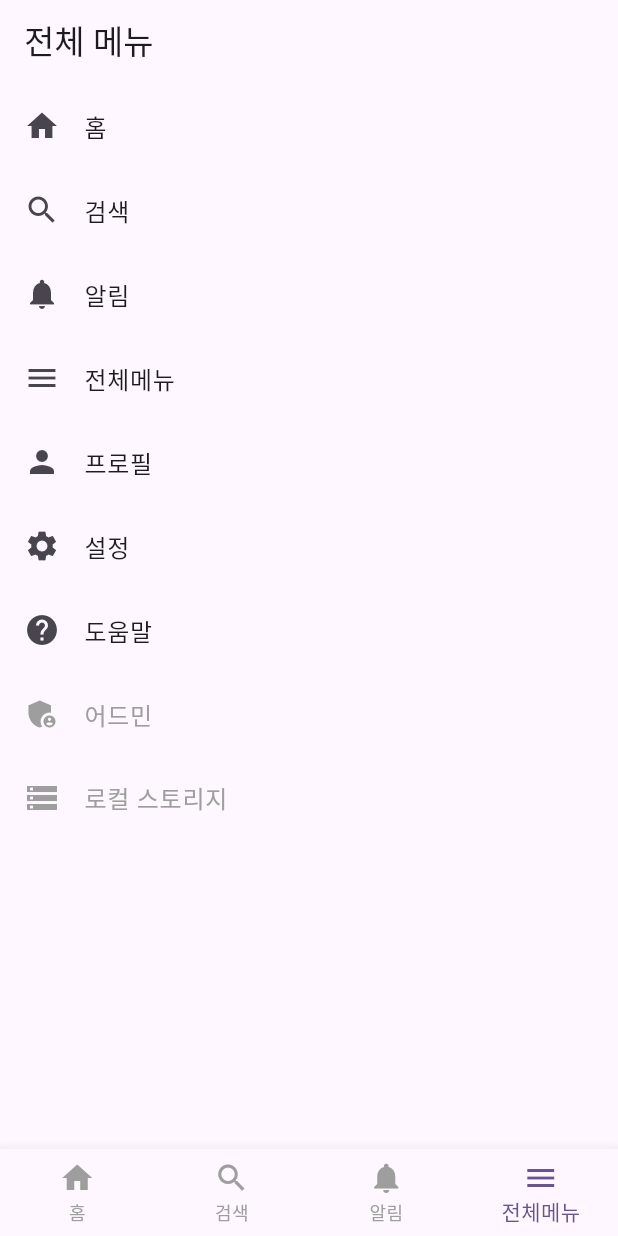
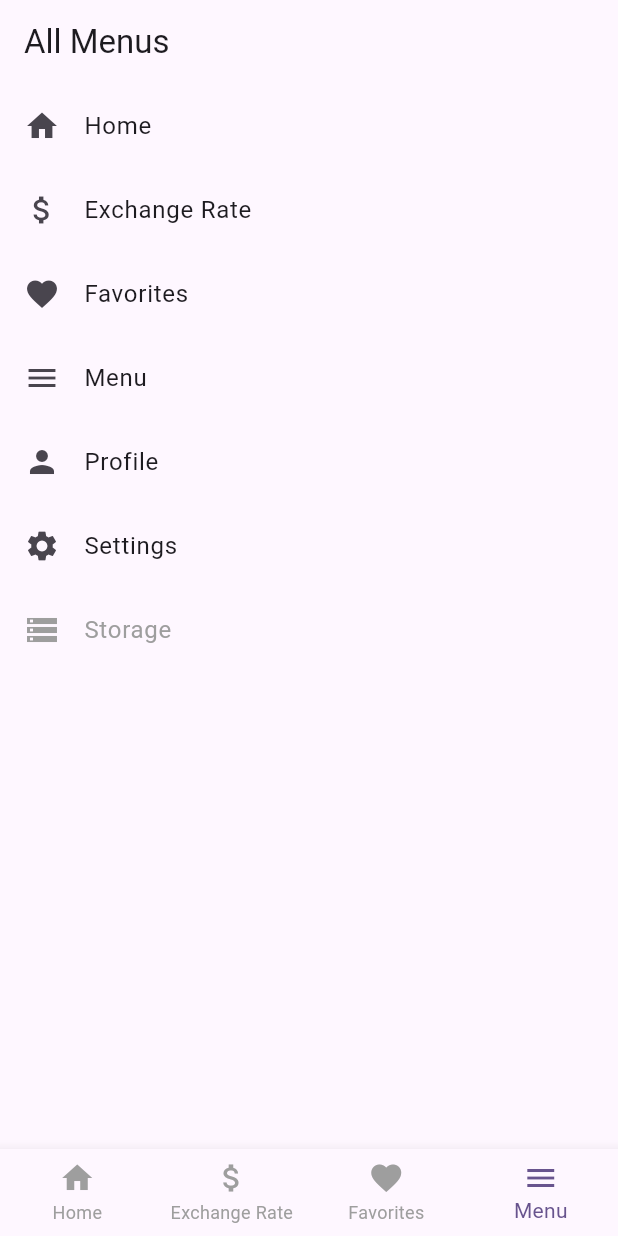
Before and after one commit to DAAC-A00/finow, a Flutter app: the MenuScreen screen opened by its route, on a phone screen of 412 x 824 dp. Run offline on Flutter 3.47's test engine with Material 3 defaults, Android fonts, the phone set to English and light mode, and no system bars; our stand-ins replace dio, flutter_riverpod, go_router, hive, hive_flutter; accounts and stored records are empty; network calls fail.

Commit message:
feat: 환율 조회 기능 추가 및 메뉴 구조 개편

```diff
--- a/lib/features/menu/menu_model.dart
+++ b/lib/features/menu/menu_model.dart
@@ -1,19 +1,20 @@
 
 import 'package:flutter/material.dart';
 
-// 메뉴 항목 데이터 모델
+// 메뉴 항목을 정의하는 데이터 클래스
 class Menu {
   final String name;
   final String path;
   final IconData icon;
-  final bool showInBottomNav; // Bottom Navigation에 표시할지 여부
-  final bool isAdmin; // 어드민 전용 메뉴 여부
+  final bool showInBottomNav;
 
   const Menu({
     required this.name,
     required this.path,
     required this.icon,
     this.showInBottomNav = false,
-    this.isAdmin = false, // 기본값은 false
   });
+
+  // 이름이 'Storage'인 메뉴를 어드민 전용으로 간주 (기존 로직 복원)
+  bool get isAdmin => name == 'Storage';
 }
--- a/lib/features/menu/menu_repository.dart
+++ b/lib/features/menu/menu_repository.dart
@@ -10,17 +10,13 @@ final menuRepositoryProvider = Provider<MenuRepository>((ref) {
 
 class MenuRepository {
   final List<Menu> _menus = const [
-    Menu(name: '홈', path: '/home', icon: Icons.home, showInBottomNav: true),
-    Menu(name: '검색', path: '/search', icon: Icons.search, showInBottomNav: true),
-    Menu(name: '알림', path: '/notifications', icon: Icons.notifications, showInBottomNav: true),
-    Menu(name: '전체메뉴', path: '/menu', icon: Icons.menu, showInBottomNav: true),
-    // 아래 메뉴들은 전체메뉴 화면에서만 보임
-    Menu(name: '프로필', path: '/profile', icon: Icons.person),
-    Menu(name: '설정', path: '/settings', icon: Icons.settings),
-    Menu(name: '도움말', path: '/help', icon: Icons.help),
-    // 어드민 전용 메뉴
-    Menu(name: '어드민', path: '/admin', icon: Icons.admin_panel_settings, isAdmin: true),
-    Menu(name: '로컬 스토리지', path: '/storage', icon: Icons.storage, isAdmin: true),
+    Menu(name: 'Home', path: '/home', icon: Icons.home, showInBottomNav: true),
+    Menu(name: 'Exchange Rate', path: '/exchange', icon: Icons.attach_money, showInBottomNav: true),
+    Menu(name: 'Favorites', path: '/favorites', icon: Icons.favorite, showInBottomNav: true),
+    Menu(name: 'Menu', path: '/menu', icon: Icons.menu, showInBottomNav: true), // 전체 메뉴 -> Menu
+    Menu(name: 'Profile', path: '/profile', icon: Icons.person, showInBottomNav: false),
+    Menu(name: 'Settings', path: '/settings', icon: Icons.settings, showInBottomNav: false),
+    Menu(name: 'Storage', path: '/storage', icon: Icons.storage, showInBottomNav: false), // 어드민 메뉴
   ];
 
   List<Menu> getMenus() => _menus;
--- a/lib/features/menu/menu_screen.dart
+++ b/lib/features/menu/menu_screen.dart
@@ -21,7 +21,7 @@ class MenuScreen extends ConsumerWidget {
 
     return Scaffold(
       appBar: AppBar(
-        title: const Text('전체 메뉴'),
+        title: const Text('All Menus'),
       ),
       body: ListView.builder(
         itemCount: visibleMenus.length,
--- a/lib/main.dart
+++ b/lib/main.dart
@@ -1,3 +1,4 @@
+import 'package:finow/features/exchange_rate/exchange_rate.dart';
 import 'package:finow/routing/app_router.dart';
 import 'package:finow/theme_provider.dart';
 import 'package:flutter/material.dart';
@@ -7,6 +8,10 @@ import 'package:hive_flutter/hive_flutter.dart';
 void main() async {
   // 앱 시작 전 Hive 초기화
   await Hive.initFlutter();
+
+  // Hive 어댑터 등록
+  Hive.registerAdapter(ExchangeRateAdapter());
+
   // 설정을 저장할 Box 열기
   await Hive.openBox('settings');
 
--- a/lib/routing/app_router.dart
+++ b/lib/routing/app_router.dart
@@ -1,4 +1,5 @@
 
+import 'package:finow/features/exchange_rate/exchange_rate_screen.dart';
 import 'package:finow/features/settings/settings_screen.dart';
 import 'package:finow/features/storage_viewer/storage_viewer_screen.dart';
 import 'package:flutter/material.dart';
@@ -60,6 +61,9 @@ GoRoute _buildRoute(Menu menu, {required bool isTopLevel}) {
         case '/menu':
           screen = const MenuScreen();
           break;
+        case '/exchange':
+          screen = const ExchangeRateScreen();
+          break;
         case '/settings':
           screen = const SettingsScreen();
           break;
```
Also changed, not shown: lib/features/exchange_rate/exchange_rate.dart (added, +31 -0 lines), lib/features/exchange_rate/exchange_rate_local_service.dart (added, +27 -0 lines), lib/features/exchange_rate/exchange_rate_provider.dart (added, +24 -0 lines), lib/features/exchange_rate/exchange_rate_repository.dart (added, +39 -0 lines), lib/features/exchange_rate/exchange_rate_screen.dart (added, +74 -0 lines), pubspec.yaml (+6 -2 lines), lib/features/exchange_rate/exchange_rate.g.dart (added), lib/theme_provider.g.dart (deleted), pubspec.lock.
